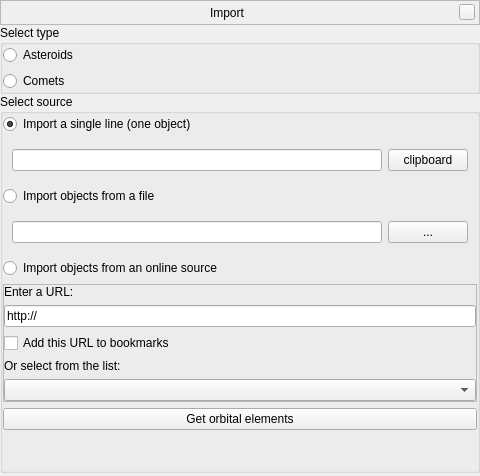
This is plugins/CometsAsteroidsImporter/src/gui/importWindow.ui in 519984307/stellarium_src as Qt 5 draws it before an edit. The edited form follows.
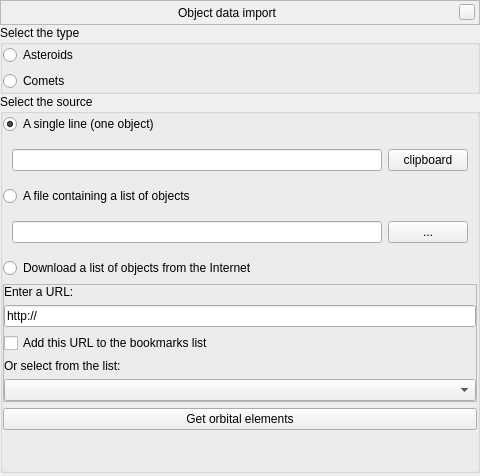
This is the edited form. Custom widgets are drawn as their Qt base class.

Commit message: implemented list downloading (needs more work), hard-coded bookmarks and bookmarking with no persistence

```diff
--- a/plugins/CometsAsteroidsImporter/src/gui/importWindow.ui
+++ b/plugins/CometsAsteroidsImporter/src/gui/importWindow.ui
@@ -79,7 +79,7 @@
       <item>
        <widget class="QLabel" name="stelWindowTitle">
         <property name="text">
-         <string notr="true" extracomment="The title of the window will be set during runtime">Import</string>
+         <string notr="true" extracomment="The title of the window will be set during runtime">Object data import</string>
         </property>
        </widget>
       </item>
@@ -137,7 +137,7 @@
        <item>
         <widget class="QGroupBox" name="groupBoxType">
          <property name="title">
-          <string>Select type</string>
+          <string>Select the type</string>
          </property>
          <layout class="QVBoxLayout" name="verticalLayoutType">
           <property name="margin">
@@ -163,7 +163,7 @@
        <item>
         <widget class="QGroupBox" name="groupBoxSource">
          <property name="title">
-          <string>Select source</string>
+          <string>Select the source</string>
          </property>
          <layout class="QVBoxLayout" name="verticalLayout_5">
           <property name="margin">
@@ -172,7 +172,7 @@
           <item>
            <widget class="QRadioButton" name="radioButtonSingle">
             <property name="text">
-             <string>Import a single line (one object)</string>
+             <string>A single line (one object)</string>
             </property>
             <property name="checked">
              <bool>true</bool>
@@ -198,7 +198,7 @@
           <item>
            <widget class="QRadioButton" name="radioButtonFile">
             <property name="text">
-             <string>Import objects from a file</string>
+             <string>A file containing a list of objects</string>
             </property>
            </widget>
           </item>
@@ -225,7 +225,7 @@
           <item>
            <widget class="QRadioButton" name="radioButtonURL">
             <property name="text">
-             <string>Import objects from an online source</string>
+             <string>Download a list of objects from the Internet</string>
             </property>
            </widget>
           </item>
@@ -261,7 +261,7 @@
              <item>
               <widget class="QCheckBox" name="checkBoxAddBookmark">
                <property name="text">
-                <string>Add this URL to bookmarks</string>
+                <string>Add this URL to the bookmarks list</string>
                </property>
               </widget>
              </item>
```
Left out of the diff: 6 changed lines with no effect on the pictures. The commit also changes 2 other files.
